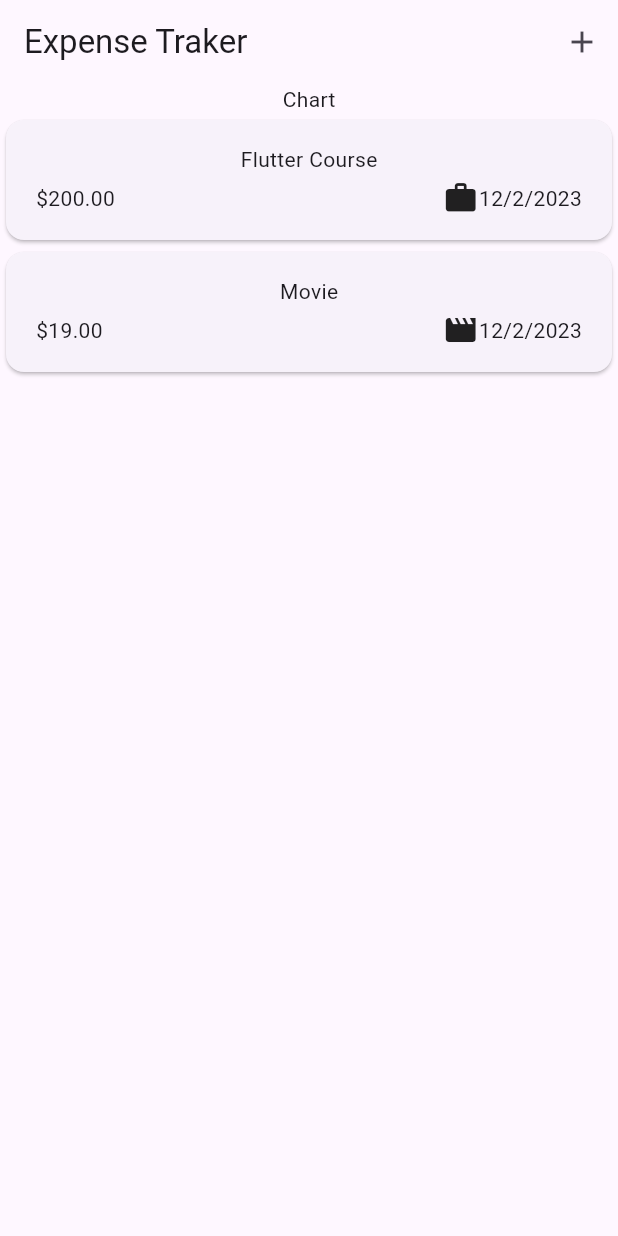
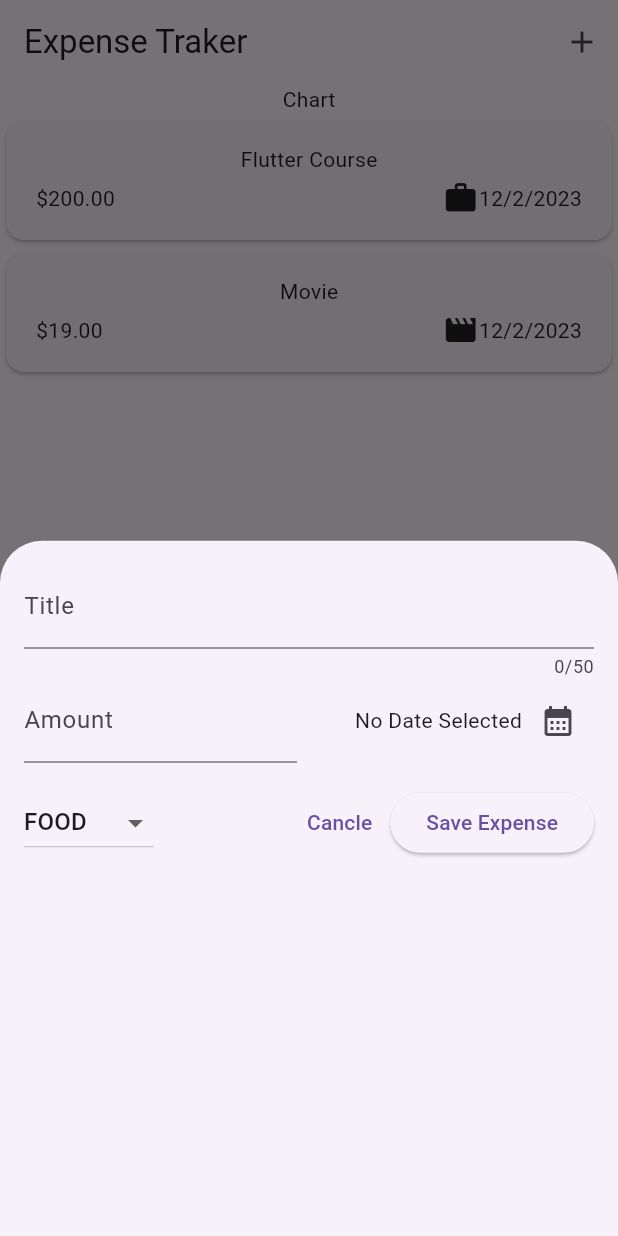
Before and after one commit to MaheshChityal/BasicFlutterApps, a Flutter app: the screen it shows after launch, after a tap on the "add" icon, on a phone screen of 412 x 824 dp. Run offline on Flutter 3.47's test engine with Material 3 defaults, Android fonts, the phone set to English and light mode, and no system bars; our stand-ins replace google_fonts.

```diff
--- a/expense_tracker/lib/widgets/expenses.dart
+++ b/expense_tracker/lib/widgets/expenses.dart
@@ -1,9 +1,12 @@
 import 'package:expense_tracker/models/expense.dart';
 import 'package:expense_tracker/widgets/expenses_list/expenses_list.dart';
+import 'package:expense_tracker/widgets/new_expense.dart';
 import 'package:flutter/material.dart';
 
 class Expenses extends StatefulWidget {
   const Expenses({super.key});
+
+
 
   @override
   State<Expenses> createState() => _ExpensesState();
@@ -25,13 +28,18 @@ class _ExpensesState extends State<Expenses> {
     ),
   ];
 
+  void _openAppExpenseOverly() {
+    showModalBottomSheet(
+        context: context, builder: (cntx) => NewExpense());
+  }
+
   @override
   Widget build(BuildContext context) {
     return Scaffold(
       appBar: AppBar(
         title: Text('Expense Traker'),
         actions: [
-          IconButton(onPressed: () {}, icon: Icon(Icons.add)),
+          IconButton(onPressed: _openAppExpenseOverly, icon: Icon(Icons.add)),
         ],
       ),
       body: Column(
--- /dev/null
+++ b/expense_tracker/lib/widgets/new_expense.dart
@@ -0,0 +1,149 @@
+import 'package:flutter/material.dart';
+import 'package:expense_tracker/models/expense.dart';
+
+class NewExpense extends StatefulWidget {
+  const NewExpense({super.key});
+
+  @override
+  State<NewExpense> createState() => _NewExpenseState();
+}
+
+class _NewExpenseState extends State<NewExpense> {
+  final _titleCotroller = TextEditingController();
+  final _amountCotroller = TextEditingController();
+
+  DateTime? _selectedDate;
+  Category _selectedCategory = Category.food;
+
+  @override
+  void dispose() {
+    _titleCotroller.dispose();
+    _amountCotroller.dispose();
+    super.dispose();
+  }
+
+  void _presentDatePicker() async {
+    final now = DateTime.now();
+    final firstDate = DateTime(now.year - 1, now.month, now.day);
+    final pickedDate = await showDatePicker(
+      context: context,
+      firstDate: firstDate,
+      lastDate: now,
+      initialDate: now,
+    );
+    setState(() {
+      _selectedDate = pickedDate;
+    });
+  }
+
+  void _submitExpenseData() {
+    final enteredAmount = double.tryParse(_amountCotroller.text);
+    final amountIsInvalid = enteredAmount == null || enteredAmount <= 0;
+    if (_titleCotroller.text.trim().isEmpty ||
+        amountIsInvalid ||
+        _selectedDate == null) {
+      showDialog(
+        context: context,
+        builder: (ctx) => AlertDialog(
+          title: Text('Invalid Input'),
+          content: Text(
+              'Please make sure a valid title,amount,date and category was entered..'),
+          actions: [
+            TextButton(
+              onPressed: () {
+                Navigator.pop(ctx);
+              },
+              child: Text('Okay'),
+            )
+          ],
+        ),
+      );
+      return;
+    }
+  }
+
+  @override
+  Widget build(BuildContext context) {
+    return Padding(
+      padding: EdgeInsets.all(16),
+      child: Column(
+        children: [
+          TextField(
+            controller: _titleCotroller,
+            maxLength: 50,
+            decoration: InputDecoration(label: Text('Title')),
+          ),
+          Row(
+            children: [
+              Expanded(
+                child: TextField(
+                  controller: _amountCotroller,
+                  keyboardType: TextInputType.number,
+                  decoration: InputDecoration(
+                    prefixText: '\$',
+                    label: Text('Amount'),
+                  ),
+                ),
+              ),
+              SizedBox(
+                width: 16,
+              ),
+              Expanded(
+                child: Row(
+                  mainAxisAlignment: MainAxisAlignment.end,
+                  crossAxisAlignment: CrossAxisAlignment.center,
+                  children: [
+                    Text(
+                      _selectedDate == null
+                          ? 'No Date Selected'
+                          : formatter.format(_selectedDate!),
+                    ),
+                    IconButton(
+                      onPressed: _presentDatePicker,
+                      icon: const Icon(Icons.calendar_month),
+                    )
+                  ],
+                ),
+              )
+            ],
+          ),
+          SizedBox(
+            height: 16,
+          ),
+          Row(
+            // mainAxisAlignment: MainAxisAlignment.end,
+            children: [
+              DropdownButton(
+                value: _selectedCategory,
+                items: Category.values
+                    .map((category) => DropdownMenuItem(
+                          value: category,
+                          child: Text(
+                            category.name.toUpperCase(),
+                          ),
+                        ))
+                    .toList(),
+                onChanged: (value) {
+                  if (value == null) {
+                    return;
+                  }
+                  setState(() {
+                    _selectedCategory = value;
+                  });
+                },
+              ),
+              Spacer(),
+              TextButton(
+                  onPressed: () {
+                    Navigator.pop(context);
+                  },
+                  child: Text('Cancle')),
+              ElevatedButton(
+                  onPressed: _submitExpenseData, child: Text('Save Expense'))
+            ],
+          )
+        ],
+      ),
+    );
+  }
+}
```
